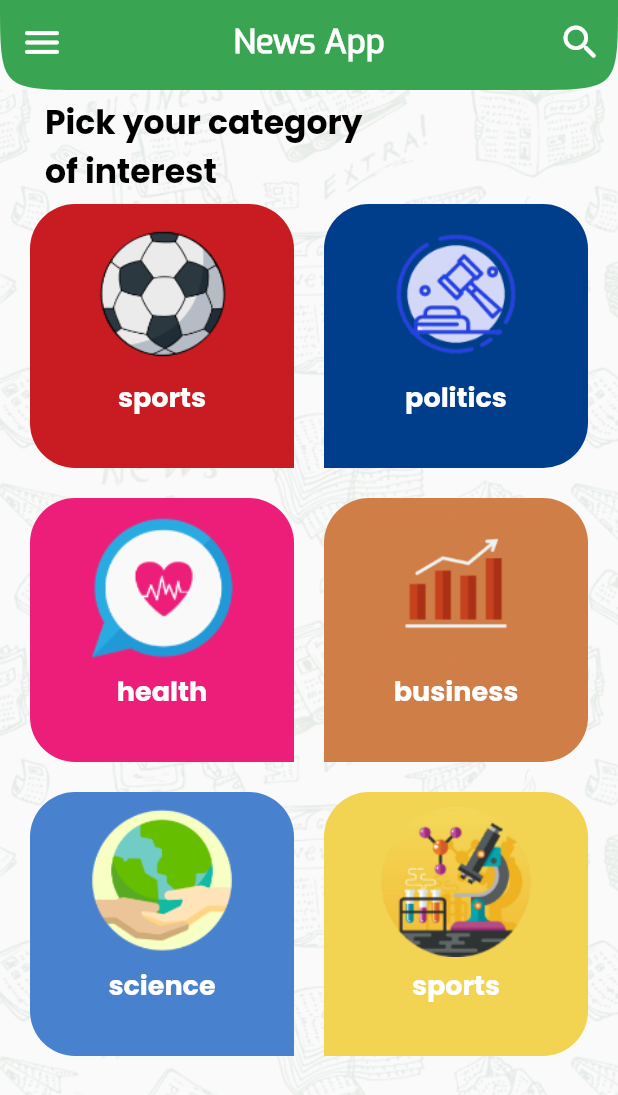
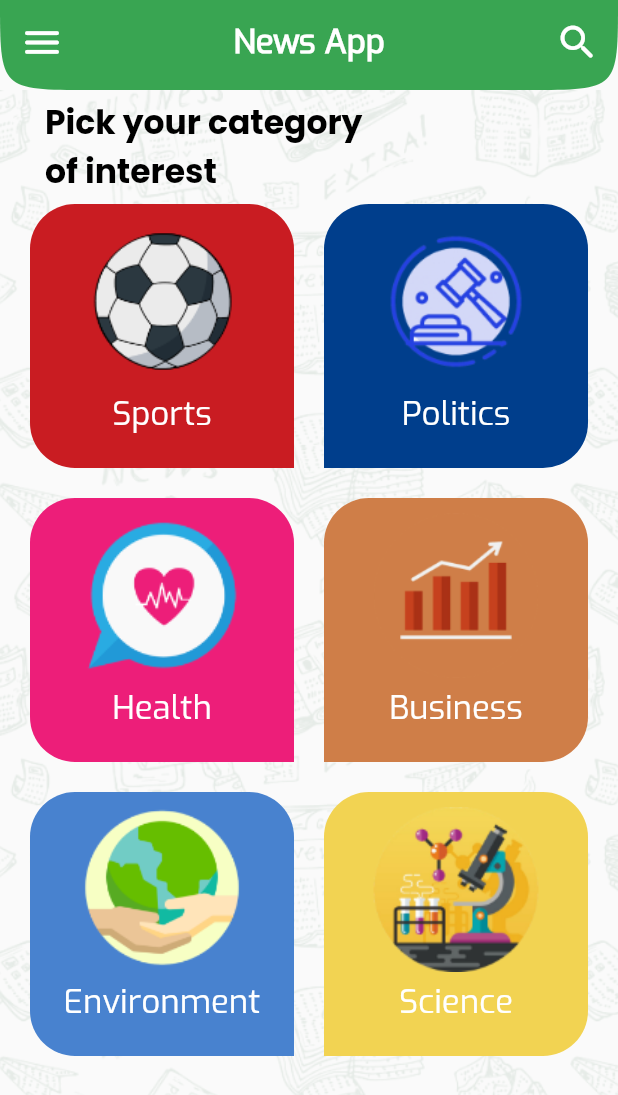
Before and after one commit to Eyadzz/News_App, a Flutter app: the screen it shows after launch, on a phone screen of 412 x 824 dp. Shown: the top 1095 px of the screen. Run offline on Flutter 3.47's test engine with Material 2 defaults, Android fonts, the phone set to English and light mode, and no system bars; our stand-ins replace timeago; generated files the repository leaves out were written again.

Commit message:
sorted files

```diff
--- a/lib/utility/NewsTitle.dart
+++ b/lib/Components/NewsTitle.dart
@@ -23,7 +23,7 @@ class NewsTitle extends StatelessWidget {
             padding: EdgeInsets.only(bottom: 10),
             child: ClipRRect(
                 borderRadius: BorderRadius.circular(12),
-                child: Image.network(urlToImage=='null'?'https://images-na.ssl-images-amazon.com/images/I/41bLP6NzvKL.jpg': urlToImage,
+                child: Image.network(urlToImage=='null'?'https://howfix.net/wp-content/uploads/2018/02/sIaRmaFSMfrw8QJIBAa8mA-article.png': urlToImage,
                     height: 240, width: double.infinity, fit: BoxFit.cover)),
           ),
           Text(author.toString(),
--- a/lib/Components/myAppBar.dart
+++ b/lib/Components/myAppBar.dart
@@ -15,6 +15,7 @@ class CustomAppBar extends StatefulWidget implements PreferredSizeWidget {
 
 class _CustomAppBarState extends State<CustomAppBar>{
   bool isSearching = false;
+  var primaryColor = Color.fromARGB(255, 57, 165, 82);
   @override
   Widget build(BuildContext context) {
     return AppBar(
@@ -28,7 +29,7 @@ class _CustomAppBarState extends State<CustomAppBar>{
         ),
       ),
       elevation: 0,
-      backgroundColor: Color.fromARGB(255, 57, 165, 82),
+      backgroundColor: primaryColor,
       shape: ContinuousRectangleBorder(
           borderRadius: BorderRadius.only(
             bottomLeft: Radius.circular(80),
@@ -37,29 +38,30 @@ class _CustomAppBarState extends State<CustomAppBar>{
       actions: <Widget>[
         InkWell(
           child: isSearching ? Container(
-            width: 390,
+            width: 380,
             child: Padding(
-              padding: const EdgeInsets.all(8.0),
+              padding: const EdgeInsets.fromLTRB(20,8.0,20,8),
               child: TextField(
-                onSubmitted: (txt){
+                onSubmitted: (toSearch){
                   setState(() {
-                    widget.title = txt;
+                    widget.title = toSearch;
                   });
                 },
                 style: TextStyle(
                   color: Colors.black,
                 ),
                 decoration:  InputDecoration(
-                  prefixIcon: IconButton(icon: Icon(Icons.close, color: Colors.grey), onPressed: (){setState(() {
+
+                  prefixIcon: IconButton(icon: Icon(Icons.close, color: primaryColor), onPressed: (){setState(() {
                     isSearching=false;
                   });},),
-                  suffixIcon: new Icon(Icons.search, color: Colors.grey),
+                  suffixIcon: new Icon(Icons.search, color: primaryColor, size: 30,),
                   fillColor: Colors.white,
                   filled: true,
                   hintText: "Search Article",
-                  hintStyle:  TextStyle(color: Colors.grey,fontWeight: FontWeight.w100,height: 2),
+                  hintStyle:  TextStyle(color: primaryColor,fontWeight: FontWeight.w100,height: 1.5),
                   contentPadding: const EdgeInsets.only(
-                      left: 14.0, bottom: 4.0, top: 30.0),
+                      left: 14.0, bottom: 4.0, top: 4.0),
                   focusedBorder: OutlineInputBorder(
                     borderSide: BorderSide.none,
                     borderRadius:  BorderRadius.circular(25.7),
@@ -76,7 +78,7 @@ class _CustomAppBarState extends State<CustomAppBar>{
               ),
             ),
           ) : Padding(
-            padding: const EdgeInsets.all(10.0),
+            padding: const EdgeInsets.all(12.0),
             child: Icon(Icons.search_rounded, size: 30,),
           ),
           onTap: () {
--- a/lib/Home.dart
+++ b/lib/Home.dart
@@ -1,3 +1,4 @@
+/*
 import 'package:flutter/cupertino.dart';
 import 'package:flutter/material.dart';
 import 'package:news_application/Components/SideMenu.dart';
@@ -17,38 +18,7 @@ class Home extends StatefulWidget {
 final GlobalKey<ScaffoldState> scaffoldKey = GlobalKey<ScaffoldState>();
 
 class _HomeState extends State<Home> {
-  SideMenu customized = SideMenu();
 
-  @override
-  Widget build(BuildContext context) {
-    return Scaffold(
-      key: scaffoldKey,
-      drawer: customized,
-      appBar: CustomAppBar(),
-      body: Container(
-        decoration: BoxDecoration(
-            image: DecorationImage(
-              image: AssetImage("assets/images/pattern.png"),
-              fit: BoxFit.cover,
-            )
-        ),
-        child: Column(
-          crossAxisAlignment: CrossAxisAlignment.start,
-          children: [
-            Padding(
-              padding: const EdgeInsets.symmetric(vertical: 5, horizontal: 30),
-              child: Text("Pick your category\nof interest",
-                style: TextStyle(
-                  fontFamily: "Pop_Bold",
-                  fontSize: 22,
-                  color: Colors.black,
-                ),
-              ),
-            ),
-            Flexible(child: CustomGridView()),
-          ],
-        ),
-      ),
-    );
   }
 }
+*/
--- a/lib/main.dart
+++ b/lib/main.dart
@@ -1,8 +1,8 @@
 import 'package:flutter/material.dart';
 import 'package:flutter_localizations/flutter_localizations.dart';
 import 'package:news_application/tabs//HomeScreen/HomeScreen.dart';
-import 'package:news_application/tabs/SettingsTab.dart';
-import 'Home.dart';
+import 'package:news_application/tabs/CategoryScreen/CategoryScreen.dart';
+import 'package:news_application/tabs/Settings/SettingsTab.dart';
 import 'utility/AppConfigProvider.dart';
 import 'package:provider/provider.dart';
 
@@ -22,6 +22,7 @@ class MyApp extends StatelessWidget {
         final provider = Provider.of<AppConfigProvider>(buildContext);
 
         return MaterialApp(
+          debugShowCheckedModeBanner: false,
           localizationsDelegates: [
             GlobalMaterialLocalizations.delegate,
             GlobalWidgetsLocalizations.delegate,
@@ -37,10 +38,10 @@ class MyApp extends StatelessWidget {
           ),
           routes: {
             HomeScreen.routeName: (context) =>HomeScreen('general'),
-            Home.routeName: (context) => Home(),
             SettingsTab.routeName: (context) => SettingsTab(),
+            CategoryScreen.routeName: (context)=> CategoryScreen(),
           },
-          initialRoute: Home.routeName,
+          initialRoute: CategoryScreen.routeName,
         );
       },
     );
--- a/lib/tabs/ArticleScreen/ArticlePage.dart
+++ b/lib/tabs/ArticleScreen/ArticlePage.dart
@@ -1,5 +1,5 @@
 import 'package:flutter/material.dart';
-import 'package:news_application/utility/NewsTitle.dart';
+import 'package:news_application/Components/NewsTitle.dart';
 import 'package:news_application/utility/api/NewsItem.dart';
 import 'package:url_launcher/url_launcher.dart';
 
@@ -10,7 +10,7 @@ class ArticlePage extends StatelessWidget {
   Widget build(BuildContext context) {
     return Scaffold(
       appBar: AppBar(
-        title: Text("SPORTS"),
+        title: Text("Sports",style: TextStyle(fontSize: 22, fontFamily: "Exo", fontWeight: FontWeight.w600)),
         centerTitle: true,
         shape: ContinuousRectangleBorder(
           borderRadius: BorderRadius.only(
--- a/lib/Components/CategoryData.dart
+++ b/lib/tabs/CategoryScreen/CategoryData.dart
@@ -1,16 +1,16 @@
 import 'package:flutter/material.dart';
 class CategoryData{
   var color;
-  var backGroundColor;
+  var backgroundColor;
   var title;
   var categoryName;
   var pixelBorder;
   var pixelBottomRight = 0.0;
-  var pixelBottomLeft =0.0;
+  var pixelBottomLeft = 0.0;
   late bool locationIsLeft;
   var image;
 
-  CategoryData({this.backGroundColor = Colors.red, this.color = Colors.white,
+  CategoryData({this.backgroundColor, this.color = Colors.white,
     required this.title , this.pixelBorder = 30.0, required this.locationIsLeft,
     required this.image, this.categoryName
   });
--- a/lib/Components/CategoryItem.dart
+++ b/lib/tabs/CategoryScreen/CategoryItem.dart
@@ -18,7 +18,7 @@ class _CategoryItemState extends State<CategoryItem> {
     return Container(
       padding: EdgeInsets.symmetric(horizontal: 5, vertical: 10),
       decoration: BoxDecoration(
-        color: widget.categoryData.backGroundColor,
+        color: widget.categoryData.backgroundColor,
         borderRadius: BorderRadius.only(topLeft: Radius.circular(widget.categoryData.pixelBorder),
             topRight: Radius.circular(widget.categoryData.pixelBorder),
             bottomLeft: Radius.circular(widget.categoryData.pixelBottomLeft),
@@ -26,9 +26,9 @@ class _CategoryItemState extends State<CategoryItem> {
       ),
       child: Column(
         children:[
-          Image.asset(widget.categoryData.image, height: 100,),
+          Image.asset(widget.categoryData.image, height: 110,),
           SizedBox(height: 5),
-          Text(widget.categoryData.title, style: TextStyle(fontFamily: "Pop_Bold", color: widget.categoryData.color, fontSize: 18))
+          Text(widget.categoryData.title, style: TextStyle(fontFamily: "Exo", color: widget.categoryData.color, fontWeight: FontWeight.w500, fontSize: 22))
         ]
       ),
     );
--- /dev/null
+++ b/lib/tabs/CategoryScreen/CategoryScreen.dart
@@ -0,0 +1,45 @@
+import 'package:flutter/material.dart';
+import 'package:news_application/Components/SideMenu.dart';
+import 'package:news_application/Components/myAppBar.dart';
+import 'CustomGridView.dart';
+
+
+
+final GlobalKey<ScaffoldState> scaffoldKey = GlobalKey<ScaffoldState>();
+
+class CategoryScreen extends StatelessWidget {
+    static const routeName = "Category";
+    SideMenu customized = SideMenu();
+    @override
+    Widget build(BuildContext context) {
+      return Scaffold(
+        key: scaffoldKey,
+        drawer: customized,
+        appBar: CustomAppBar(),
+        body: Container(
+          decoration: BoxDecoration(
+              image: DecorationImage(
+                image: AssetImage("assets/images/pattern.png"),
+                fit: BoxFit.cover,
+              )
+          ),
+          child: Column(
+            crossAxisAlignment: CrossAxisAlignment.start,
+            children: [
+              Padding(
+                padding: const EdgeInsets.symmetric(vertical: 5, horizontal: 30),
+                child: Text("Pick your category\nof interest",
+                  style: TextStyle(
+                    fontFamily: "Pop_Bold",
+                    fontSize: 22,
+                    color: Colors.black,
+                  ),
+                ),
+              ),
+              Flexible(child: CustomGridView()),
+            ],
+          ),
+        ),
+      );
+  }
+}
--- a/lib/components/CustomGridView.dart
+++ b/lib/tabs/CategoryScreen/CustomGridView.dart
@@ -1,10 +1,10 @@
 import 'package:flutter/material.dart';
-import 'package:news_application/components/CategoryItem.dart';
-import 'package:news_application/components/CategoryData.dart';
 import 'package:news_application/tabs/HomeScreen/HomeScreen.dart';
 import 'package:flutter_gen/gen_l10n/app_localizations.dart';
 import 'package:news_application/utility/AppConfigProvider.dart';
 import 'package:provider/provider.dart';
+import 'CategoryData.dart';
+import 'CategoryItem.dart';
 
 class CustomGridView extends StatefulWidget {
 
@@ -29,12 +29,12 @@ class _CustomGridViewState extends State<CustomGridView> {
     ];*/
 
     final List<CategoryData> categories = <CategoryData>[
-      CategoryData(categoryName: "sports",title:  "sports", image: "assets/widgets/sports.png", locationIsLeft: true, backGroundColor: Color.fromRGBO(201, 28, 34, 1)),
-      CategoryData(categoryName: "general",title:  "politics", image: "assets/widgets/Politics.png", locationIsLeft: true, backGroundColor: Color.fromRGBO(0, 62, 140, 1)),
-      CategoryData(categoryName: "health",title:  "health", image: "assets/widgets/health.png", locationIsLeft: true, backGroundColor: Color.fromRGBO(237, 30, 121, 1)),
-      CategoryData(categoryName: "business",title:  "business", image: "assets/widgets/bussines.png", locationIsLeft: true, backGroundColor: Color.fromRGBO(207, 126, 72, 1)),
-      CategoryData(categoryName: "environment",title:  "science", image: "assets/widgets/environment.png", locationIsLeft: true, backGroundColor: Color.fromRGBO(72, 130, 207, 1)),
-      CategoryData(categoryName: "science",title:  "sports", image: "assets/widgets/science-1.png", locationIsLeft: true, backGroundColor: Color.fromRGBO(242, 211, 82, 1)),
+      CategoryData(categoryName: "Sports",title:  "Sports", image: "assets/widgets/sports.png", locationIsLeft: true, backgroundColor: Color.fromRGBO(201, 28, 34, 1)),
+      CategoryData(categoryName: "general",title:  "Politics", image: "assets/widgets/Politics.png", locationIsLeft: true, backgroundColor: Color.fromRGBO(0, 62, 140, 1)),
+      CategoryData(categoryName: "Health",title:  "Health", image: "assets/widgets/health.png", locationIsLeft: true, backgroundColor: Color.fromRGBO(237, 30, 121, 1)),
+      CategoryData(categoryName: "Business",title:  "Business", image: "assets/widgets/bussines.png", locationIsLeft: true, backgroundColor: Color.fromRGBO(207, 126, 72, 1)),
+      CategoryData(categoryName: "Environment",title:  "Environment", image: "assets/widgets/environment.png", locationIsLeft: true, backgroundColor: Color.fromRGBO(72, 130, 207, 1)),
+      CategoryData(categoryName: "Science",title:  "Science", image: "assets/widgets/science-1.png", locationIsLeft: true, backgroundColor: Color.fromRGBO(242, 211, 82, 1)),
     ];
 
     provider = Provider.of<AppConfigProvider>(context);
@@ -51,7 +51,7 @@ class _CustomGridViewState extends State<CustomGridView> {
               child: InkWell(
                 child: CategoryItem(categoryData: categories[index]),
                 onTap: (){
-                  Navigator.pushReplacement(context, MaterialPageRoute(builder: (context)=>HomeScreen( categories[index].categoryName)));
+                  Navigator.pushReplacement(context, MaterialPageRoute(builder: (context)=>HomeScreen(categories[index].categoryName)));
                 },
               ),
             );
--- a/lib/tabs/HomeScreen/HomeScreen.dart
+++ b/lib/tabs/HomeScreen/HomeScreen.dart
@@ -10,7 +10,7 @@ class HomeScreen extends StatefulWidget {
   _HomeScreenState createState() => _HomeScreenState();
   static final routeName = "News";
   HomeScreen(this.category);
-  var category;
+  String category;
 
 }
 
@@ -23,7 +23,7 @@ class _HomeScreenState extends State<HomeScreen> {
   void initState() {
     // TODO: implement initState
     super.initState();
-    newsFuture = getNewsSources(widget.category);
+    newsFuture = getNewsSources(widget.category.toLowerCase());
   }
   @override
   Widget build(BuildContext context) {
@@ -32,7 +32,7 @@ class _HomeScreenState extends State<HomeScreen> {
     return Scaffold(
         key: scaffoldKey,
         drawer: customized,
-        appBar: CustomAppBar(title: title,),
+        appBar: CustomAppBar(title: title),
         body: Container(
             decoration: BoxDecoration(
                 image: DecorationImage(
--- a/lib/tabs/HomeScreen/NewsListItem.dart
+++ b/lib/tabs/HomeScreen/NewsListItem.dart
@@ -1,7 +1,7 @@
 import 'package:flutter/cupertino.dart';
 import 'package:flutter/material.dart';
 import 'package:news_application/tabs/ArticleScreen/ArticlePage.dart';
-import 'package:news_application/utility/NewsTitle.dart';
+import 'package:news_application/Components/NewsTitle.dart';
 import 'package:news_application/utility/api/NewsItem.dart';
 
 class NewsListItem extends StatelessWidget {
@@ -13,7 +13,7 @@ class NewsListItem extends StatelessWidget {
       onTap: () {
         Navigator.push(
             context,
-            MaterialPageRoute(builder: (context) => ArticlePage(news)),
+            MaterialPageRoute(builder: (context) => ArticlePage(news,)),
         );
       },
       child: NewsTitle(news.urlToImage,news.author,news.title,news.publishedAt),
--- a/lib/utility/api/ApiManager.dart
+++ b/lib/utility/api/ApiManager.dart
@@ -20,7 +20,7 @@ Future<SourceResponse> getNewsSources(String category)async{
 
 Future <NewsResponse> getNewsArticles(Sources source) async
 {
-  final uri = Uri.https("newsapi.org", "/v2/everything", {'apiKey':'7f8d46f9393d4845b80565e3cec44ea6', 'sources':source.id, 'q':"football", 'sortBy':"publishedAt"});
+  final uri = Uri.https("newsapi.org", "/v2/everything", {'apiKey':'7f8d46f9393d4845b80565e3cec44ea6', 'sources':source.id, 'sortBy':"publishedAt"});
 
   final response = await http.get(uri);
 
```
Also changed, not shown: lib/Components/SideMenu.dart (+5 -3 lines), lib/tabs/Settings/SettingsTab.dart (renamed from lib/tabs/SettingsTab.dart, +15 -8 lines), lib/tabs/HomeScreen/HomeTabs.dart (indentation only). Lines whose indentation alone changed are shown as unchanged.
